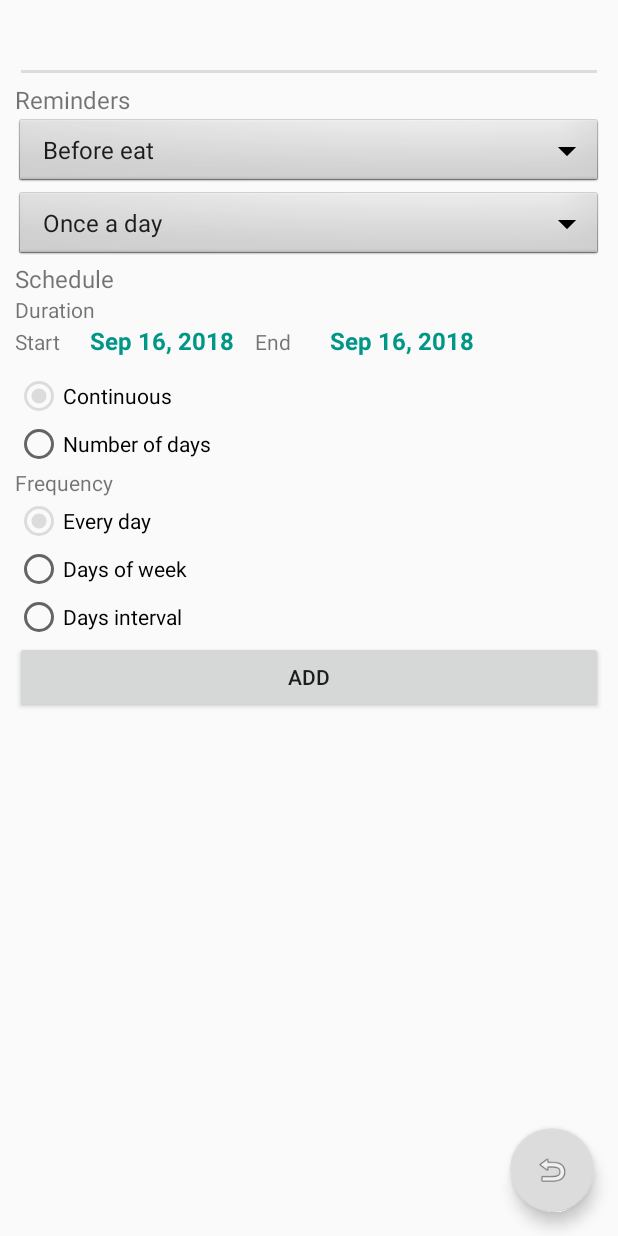
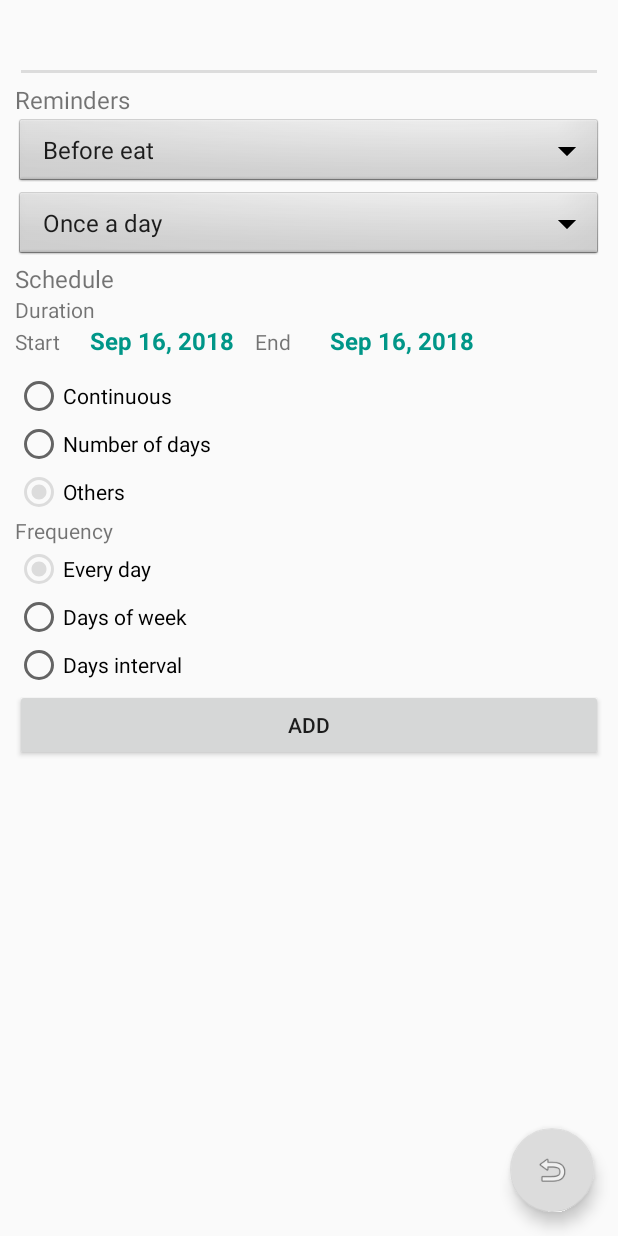
Before and after one commit to hopealive/pgt, an Android app: the PillsActivity screen opened directly, with no data from a screen before it, on a phone screen of 412 x 824 dp. Run offline under Robolectric (Android 15) with nearby library versions, the phone set to English and light mode, and no system bars; our stand-ins replace Room's generated code; network calls fail.

Commit message:
Others radio in duration

```diff
--- a/app/src/main/java/com/pillsgt/pgt/App.java
+++ b/app/src/main/java/com/pillsgt/pgt/App.java
@@ -27,7 +27,6 @@ import com.pillsgt.pgt.utils.Utils;
 import android.os.SystemClock;
 
 import java.text.DateFormatSymbols;
-import java.util.HashMap;
 import java.util.List;
 import java.util.Locale;
 import java.util.concurrent.TimeUnit;
--- a/app/src/main/java/com/pillsgt/pgt/MainActivity.java
+++ b/app/src/main/java/com/pillsgt/pgt/MainActivity.java
@@ -29,9 +29,7 @@ import com.pillsgt.pgt.managers.CronManager;
 import com.pillsgt.pgt.models.PillRule;
 import com.pillsgt.pgt.utils.Utils;
 
-import java.util.HashMap;
 import java.util.List;
-import java.util.Map;
 
 
 public class MainActivity extends AppCompatActivity
--- a/app/src/main/java/com/pillsgt/pgt/PillsActivity.java
+++ b/app/src/main/java/com/pillsgt/pgt/PillsActivity.java
@@ -46,9 +46,12 @@ public class PillsActivity extends AppCompatActivity {
 
     Calendar startDate =Calendar.getInstance();
     Calendar endDate =Calendar.getInstance();
+    RadioGroup durationGroup;
 
     @Override
     protected void onCreate(Bundle savedInstanceState) {
+Log.d(TAG,"onCreate"); //todo: remove
+
         super.onCreate(savedInstanceState);
         setContentView(R.layout.activity_pills);
 
@@ -157,13 +160,30 @@ public class PillsActivity extends AppCompatActivity {
     };
 
     private void setInitialSchedule(){
-        RadioButton continuous = findViewById(R.id.dContinuous);
-        continuous.setChecked(true);
+        RadioButton dOthers = findViewById(R.id.dOthers);
+        dOthers.setChecked(true);
+
+        durationGroup = findViewById(R.id.duration_group);
+Log.d(TAG, "durationGroup INIT" );//todo: remove
+
+        durationGroup.setOnCheckedChangeListener(new RadioGroup.OnCheckedChangeListener()
+        {
+            public void onCheckedChanged(RadioGroup group, int checkedId)
+            {
+Log.d(TAG, "setOnCheckedChangeListener INIT" );//todo: remove
+                RadioButton checkedRadioButton = group.findViewById(checkedId);
+                boolean isChecked = checkedRadioButton.isChecked();
+                if (isChecked)
+                {
+Log.d(TAG, "checkedRadioButton.getText: "+checkedRadioButton.getText().toString() );//todo: remove
+                }
+            }
+        });
+
 
         RadioButton frequency = findViewById(R.id.fEveryDay);
         frequency.setChecked(true);
     }
-
 
     protected void initControls(){
         initPillName();
@@ -208,21 +228,29 @@ public class PillsActivity extends AppCompatActivity {
         cronIntervalInput.setSelection(cronIntervalPosition);
 
         TextView startDateInput = findViewById(R.id.startDate);
-        String startDateFormatted =
-                Converters.dbDateToViewDate(pillRule.getStart_date());
+        String startDateFormatted = Converters.dbDateToViewDate(pillRule.getStart_date());
         startDateInput.setText( startDateFormatted );
 
         TextView endDateInput = findViewById(R.id.endDate);
-        String endDateFormatted =
-                Converters.dbDateToViewDate(pillRule.getEnd_date());
+        String endDateFormatted = Converters.dbDateToViewDate(pillRule.getEnd_date());
         endDateInput.setText( endDateFormatted );
 
-//todo: make it
-//        RadioButton dContinuous = findViewById(R.id.dContinuous);
-//        dContinuous.setSelected(true);
-//
-//        RadioButton fEveryDay = findViewById(R.id.fEveryDay);
-//        fEveryDay.setSelected(true);
+        if ( pillRule.getIs_continues() == 1){
+            RadioButton dContinuous = findViewById(R.id.dContinuous);
+            dContinuous.setSelected(true);
+        }
+
+        switch ( pillRule.getFrequency_type() ) {
+            case 1:
+                findViewById(R.id.fEveryDay).setSelected(true);
+                break;
+            case 2:
+                findViewById(R.id.fDaysOfWeek).setSelected(true);
+                break;
+            case 3:
+                findViewById(R.id.fDaysInterval).setSelected(true);
+                break;
+        }
     }
 
 
--- a/app/src/main/res/layout/activity_pills.xml
+++ b/app/src/main/res/layout/activity_pills.xml
@@ -129,6 +129,11 @@
                     android:layout_height="wrap_content"
                     android:text="Number of days" />
 
+                <RadioButton
+                    android:id="@+id/dOthers"
+                    android:layout_width="match_parent"
+                    android:layout_height="wrap_content"
+                    android:text="@string/others" />
             </RadioGroup>
 
             <TextView
```
